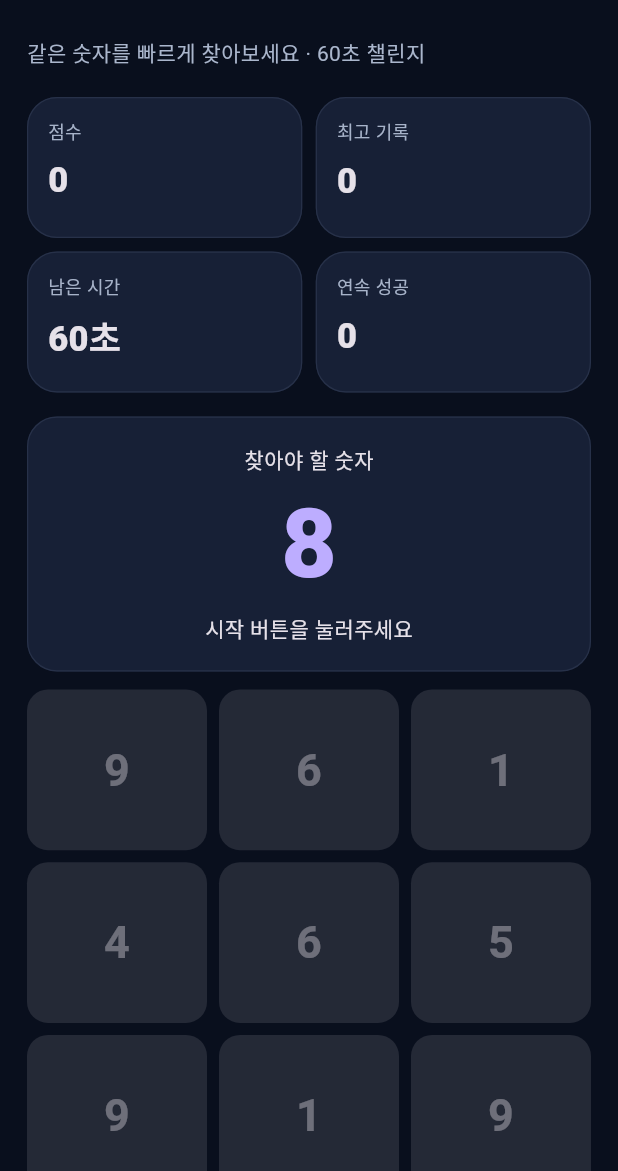
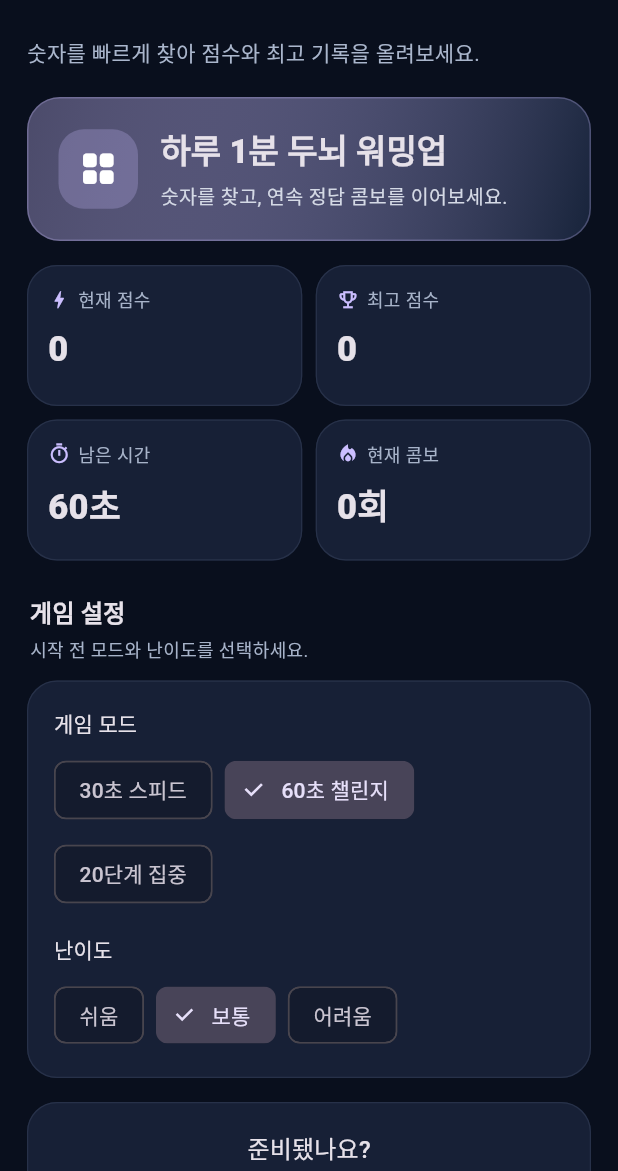
Before and after one commit to OHOHOHTAEJIN/AppStudio, a Flutter app: the screen it shows after launch, on a phone screen of 412 x 824 dp, the part 65-1236 px from its top. Run offline on Flutter 3.47's test engine with Material 3 defaults, Android fonts, the phone set to English and light mode, and no system bars; our stand-ins replace flutter_image_compress, image_picker, pdf, share_plus, shared_preferences.

Commit message:
feat(puzzle): add modes, difficulty, pause and saved best records

```diff
--- a/apps/pulse_puzzle/lib/main.dart
+++ b/apps/pulse_puzzle/lib/main.dart
@@ -1,8 +1,10 @@
 import 'dart:async';
 import 'dart:math';
+
+import 'package:app_core/app_core.dart';
 import 'package:flutter/material.dart';
+import 'package:flutter/services.dart';
 import 'package:shared_preferences/shared_preferences.dart';
-import 'package:app_core/app_core.dart';
 
 void main() => runApp(const App());
 
@@ -13,6 +15,43 @@ class App extends StatelessWidget {
       title: '펄스 퍼즐', accent: Color(0xFF9A82FF), home: PuzzlePage());
 }
 
+enum PuzzleMode {
+  sprint('30초 스피드', 30, 0),
+  classic('60초 챌린지', 60, 0),
+  zen('20단계 집중', 0, 20);
+
+  const PuzzleMode(this.label, this.seconds, this.goal);
+  final String label;
+  final int seconds;
+  final int goal;
+}
+
+enum PuzzleLevel {
+  easy('쉬움', 9, 6),
+  normal('보통', 12, 9),
+  hard('어려움', 16, 15);
+
+  const PuzzleLevel(this.label, this.cells, this.maxNumber);
+  final String label;
+  final int cells;
+  final int maxNumber;
+}
+
+List<int> createPuzzleBoard(Random random, PuzzleLevel level, int target) {
+  assert(target >= 1 && target <= level.maxNumber);
+  final board = List<int>.generate(level.cells, (_) {
+    int number;
+    do {
+      number = random.nextInt(level.maxNumber) + 1;
+    } while (number == target);
+    return number;
+  });
+  board[random.nextInt(board.length)] = target;
+  return board;
+}
+
+int puzzlePoints(int combo) => 10 + (combo ~/ 3) * 2;
+
 class PuzzlePage extends StatefulWidget {
   const PuzzlePage({super.key});
   @override
@@ -20,11 +59,14 @@ class PuzzlePage extends StatefulWidget {
 }
 
 class _PuzzlePageState extends State<PuzzlePage> {
-  final Random _rng = Random();
-  Timer? _clock;
+  final _random = Random();
+  Timer? _timer;
+  PuzzleMode _mode = PuzzleMode.classic;
+  PuzzleLevel _level = PuzzleLevel.normal;
   List<int> _board = [];
-  int _target = 1, _score = 0, _best = 0, _seconds = 60, _combo = 0;
-  bool _playing = false, _finished = false;
+  int _target = 1, _score = 0, _best = 0, _seconds = 60;
+  int _combo = 0, _longestCombo = 0, _rounds = 0;
+  bool _playing = false, _paused = false, _finished = false;
 
   @override
   void initState() {
@@ -33,107 +75,239 @@ class _PuzzlePageState extends State<PuzzlePage> {
     _loadBest();
   }
 
+  String get _recordKey => 'puzzle_best_' + _mode.name + '_' + _level.name;
+
   Future<void> _loadBest() async {
+    final key = _recordKey;
     final prefs = await SharedPreferences.getInstance();
-    if (mounted) setState(() => _best = prefs.getInt('puzzle_best') ?? 0);
+    if (mounted && key == _recordKey) {
+      setState(() => _best = prefs.getInt(key) ?? 0);
+    }
   }
 
   void _newBoard() {
-    _target = _rng.nextInt(9) + 1;
-    _board = List.generate(12, (_) {
-      int n;
-      do { n = _rng.nextInt(9) + 1; } while (n == _target);
-      return n;
+    _target = _random.nextInt(_level.maxNumber) + 1;
+    _board = createPuzzleBoard(_random, _level, _target);
+  }
+
+  void _startClock() {
+    _timer?.cancel();
+    if (_mode.seconds == 0) return;
+    _timer = Timer.periodic(const Duration(seconds: 1), (_) {
+      if (!mounted || !_playing || _paused) return;
+      if (_seconds <= 1) {
+        _finish();
+      } else {
+        setState(() => _seconds--);
+      }
     });
-    _board[_rng.nextInt(_board.length)] = _target;
   }
 
   void _start() {
-    _clock?.cancel();
+    _timer?.cancel();
     setState(() {
-      _score = 0; _seconds = 60; _combo = 0;
-      _playing = true; _finished = false; _newBoard();
+      _score = 0;
+      _combo = 0;
+      _longestCombo = 0;
+      _rounds = 0;
+      _seconds = _mode.seconds;
+      _playing = true;
+      _paused = false;
+      _finished = false;
+      _newBoard();
     });
-    _clock = Timer.periodic(const Duration(seconds: 1), (_) {
-      if (!mounted) return;
-      if (_seconds <= 1) { _finish(); }
-      else { setState(() => _seconds--); }
-    });
+    _startClock();
+  }
+
+  void _pause() {
+    setState(() => _paused = !_paused);
+    if (_paused) {
+      _timer?.cancel();
+    } else {
+      _startClock();
+    }
   }
 
   Future<void> _finish() async {
-    _clock?.cancel();
-    if (!mounted) return;
+    if (!_playing) return;
+    _timer?.cancel();
+    final key = _recordKey;
+    final newBest = max(_score, _best);
     setState(() {
-      _playing = false; _finished = true; _seconds = 0;
-      if (_score > _best) _best = _score;
+      _playing = false;
+      _paused = false;
+      _finished = true;
+      _seconds = _mode.seconds == 0 ? 0 : max(0, _seconds);
+      _best = newBest;
     });
     final prefs = await SharedPreferences.getInstance();
-    await prefs.setInt('puzzle_best', _best);
+    await prefs.setInt(key, newBest);
   }
 
   void _tap(int index) {
-    if (!_playing) return;
+    if (!_playing || _paused) return;
+    final correct = _board[index] == _target;
+    if (correct) {
+      HapticFeedback.selectionClick();
+    } else {
+      HapticFeedback.lightImpact();
+    }
     setState(() {
-      if (_board[index] == _target) {
+      if (correct) {
         _combo++;
-        _score += 10 + (_combo ~/ 3) * 2;
+        _longestCombo = max(_longestCombo, _combo);
+        _score += puzzlePoints(_combo);
+        _rounds++;
         _newBoard();
       } else {
         _score = max(0, _score - 5);
         _combo = 0;
       }
     });
+    if (correct && _mode.goal > 0 && _rounds >= _mode.goal) _finish();
+  }
+
+  void _changeMode(PuzzleMode mode) {
+    if (_playing) return;
+    setState(() {
+      _mode = mode;
+      _seconds = mode.seconds;
+      _best = 0;
+      _finished = false;
+      _newBoard();
+    });
+    _loadBest();
+  }
+
+  void _changeLevel(PuzzleLevel level) {
+    if (_playing) return;
+    setState(() {
+      _level = level;
+      _best = 0;
+      _finished = false;
+      _newBoard();
+    });
+    _loadBest();
   }
 
   @override
   void dispose() {
-    _clock?.cancel();
+    _timer?.cancel();
     super.dispose();
   }
 
   @override
   Widget build(BuildContext context) => StudioScreen(
     title: '펄스 퍼즐',
-    subtitle: '같은 숫자를 빠르게 찾아보세요 · 60초 챌린지',
+    subtitle: '숫자를 빠르게 찾아 점수와 최고 기록을 올려보세요.',
     child: Column(crossAxisAlignment: CrossAxisAlignment.stretch, children: [
+      const StudioHero(
+        icon: Icons.grid_view_rounded,
+        title: '하루 1분 두뇌 워밍업',
+        description: '숫자를 찾고, 연속 정답 콤보를 이어보세요.',
+      ),
+      const SizedBox(height: 16),
       AdaptiveStatGrid(children: [
-        StatBox(label: '점수', value: '$_score'),
-        StatBox(label: '최고 기록', value: '$_best'),
-        StatBox(label: '남은 시간', value: '$_seconds초'),
-        StatBox(label: '연속 성공', value: '$_combo'),
+        StatBox(label: '현재 점수', value: '$_score', icon: Icons.bolt),
+        StatBox(label: '최고 점수', value: '$_best', icon: Icons.emoji_events_outlined),
+        StatBox(
+          label: _mode.seconds == 0 ? '진행 단계' : '남은 시간',
+          value: _mode.seconds == 0 ? '$_rounds / ' + _mode.goal.toString() : '$_seconds초',
+          icon: Icons.timer_outlined,
+        ),
+        StatBox(label: '현재 콤보', value: '$_combo회', icon: Icons.local_fire_department),
       ]),
+      const SizedBox(height: 18),
+      const StudioSectionTitle(title: '게임 설정', subtitle: '시작 전 모드와 난이도를 선택하세요.'),
+      StudioCard(child: Column(
+        crossAxisAlignment: CrossAxisAlignment.stretch,
+        children: [
+          Text('게임 모드', style: Theme.of(context).textTheme.titleSmall),
+          const SizedBox(height: 10),
+          Wrap(spacing: 8, runSpacing: 8,
+            children: PuzzleMode.values.map((mode) => ChoiceChip(
+              label: Text(mode.label),
+              selected: _mode == mode,
+              onSelected: _playing ? null : (_) => _changeMode(mode),
+            )).toList(),
+          ),
+          const SizedBox(height: 16),
+          Text('난이도', style: Theme.of(context).textTheme.titleSmall),
+          const SizedBox(height: 10),
+          Wrap(spacing: 8, runSpacing: 8,
+            children: PuzzleLevel.values.map((level) => ChoiceChip(
+              label: Text(level.label),
+              selected: _level == level,
+              onSelected: _playing ? null : (_) => _changeLevel(level),
+            )).toList(),
+          ),
+        ],
+      )),
       const SizedBox(height: 16),
       StudioCard(child: Column(children: [
-        const Text('찾아야 할 숫자'),
-        Text('$_target', style: const TextStyle(fontSize: 64, fontWeight: FontWeight.w900,
-          color: Color(0xFFBDADFF))),
-        Text(_finished ? '게임 종료! 다시 도전해보세요' :
-          _playing ? '정답 10점 · 오답 -5점' : '시작 버튼을 눌러주세요'),
-      ])),
-      const SizedBox(height: 12),
+        Text(
+          _finished ? '게임 완료 · $_score점' :
+          _paused ? '일시정지 중' : _playing ? '이 숫자를 찾아보세요' : '준비됐나요?',
+          style: Theme.of(context).textTheme.titleMedium,
+        ),
+        const SizedBox(height: 6),
+        Text('$_target', key: const Key('puzzle-target'),
+          style: TextStyle(
+            fontSize: 64, fontWeight: FontWeight.w900,
+            color: Theme.of(context).colorScheme.primary,
+          )),
+        Text(_finished ? '최대 콤보 $_longestCombo회 · 다시 도전해보세요' :
+          _playing ? '정답 +10점 이상 · 오답 -5점' : '시작 버튼을 누르면 문제가 나타납니다.',
+          textAlign: TextAlign.center,
+          style: const TextStyle(color: Color(0xFFAAB6CC))),
+        const SizedBox(height: 16),
         LayoutBuilder(builder: (context, constraints) {
-        final count = constraints.maxWidth >= 680 ? 6 :
-          constraints.maxWidth >= 440 ? 4 : 3;
+          final columns = constraints.maxWidth >= 580 ? 5 :
+              constraints.maxWidth >= 360 ? 4 : 3;
           return GridView.builder(
-          shrinkWrap: true, physics: const NeverScrollableScrollPhysics(),
+            key: const Key('puzzle-board'),
+            shrinkWrap: true,
+            physics: const NeverScrollableScrollPhysics(),
             itemCount: _board.length,
             gridDelegate: SliverGridDelegateWithFixedCrossAxisCount(
-            crossAxisCount: count, crossAxisSpacing: 8,
-            mainAxisSpacing: 8, childAspectRatio: 1.12),
+              crossAxisCount: columns,
+              crossAxisSpacing: 8, mainAxisSpacing: 8,
+              childAspectRatio: 1.12,
+            ),
             itemBuilder: (context, i) => FilledButton.tonal(
-            onPressed: _playing ? () => _tap(i) : null,
+              key: Key('puzzle-cell-$i'),
+              onPressed: _playing && !_paused ? () => _tap(i) : null,
               style: FilledButton.styleFrom(padding: EdgeInsets.zero),
-            child: Text('${_board[i]}',
-              style: const TextStyle(fontSize: 30, fontWeight: FontWeight.bold)),
+              child: Text(_board[i].toString(), style: const TextStyle(
+                  fontSize: 27, fontWeight: FontWeight.w800)),
             ),
           );
         }),
-      const SizedBox(height: 16),
+      ])),
+      const SizedBox(height: 14),
+      if (!_playing)
         FilledButton.icon(
-        onPressed: _playing ? null : _start,
+          key: const Key('puzzle-start'),
+          onPressed: _start,
           icon: const Icon(Icons.play_arrow_rounded),
-        label: Text(_finished ? '다시 도전하기' : '게임 시작')),
+          label: Text(_finished ? '다시 도전하기' : '게임 시작'),
+        )
+      else
+        Row(children: [
+          Expanded(child: OutlinedButton.icon(
+            onPressed: _pause,
+            icon: Icon(_paused ? Icons.play_arrow : Icons.pause),
+            label: Text(_paused ? '계속하기' : '일시정지'),
+          )),
+          const SizedBox(width: 10),
+          Expanded(child: OutlinedButton.icon(
+            onPressed: _finish,
+            icon: const Icon(Icons.stop_circle_outlined),
+            label: const Text('게임 종료'),
+          )),
+        ]),
+      const SizedBox(height: 14),
+      const StudioNotice(message: '기록은 이 기기에만 저장됩니다. 게임 중에는 모드와 난이도를 바꿀 수 없습니다.'),
     ]),
   );
 }
```
Lines whose indentation alone changed are shown as unchanged.
